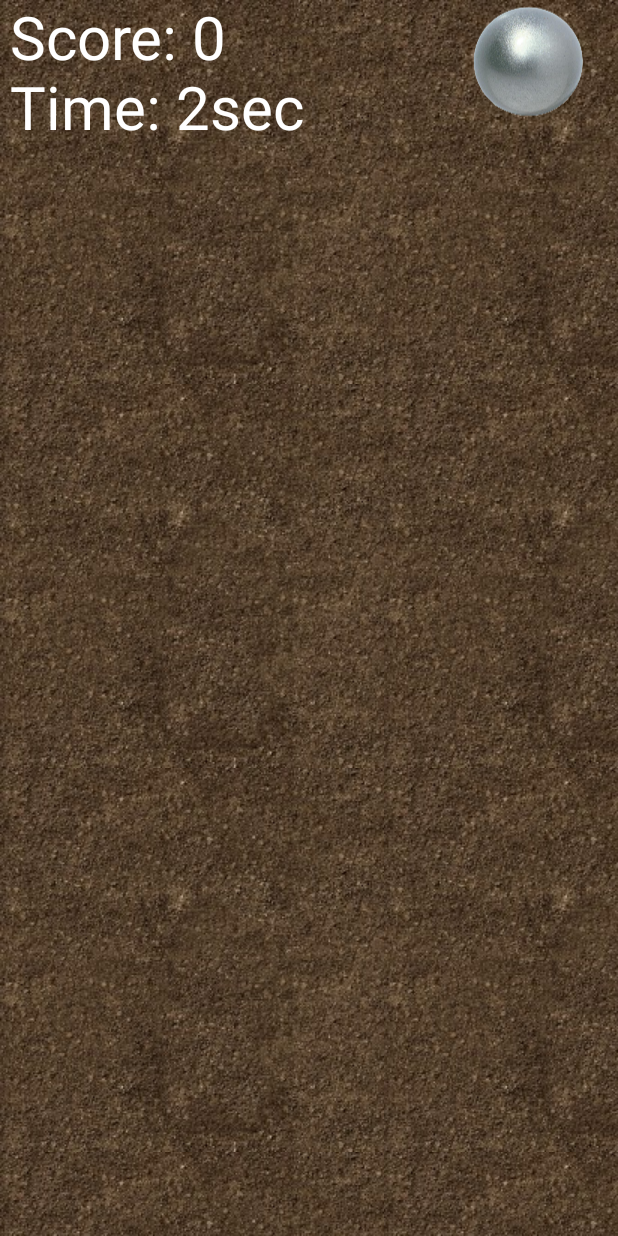
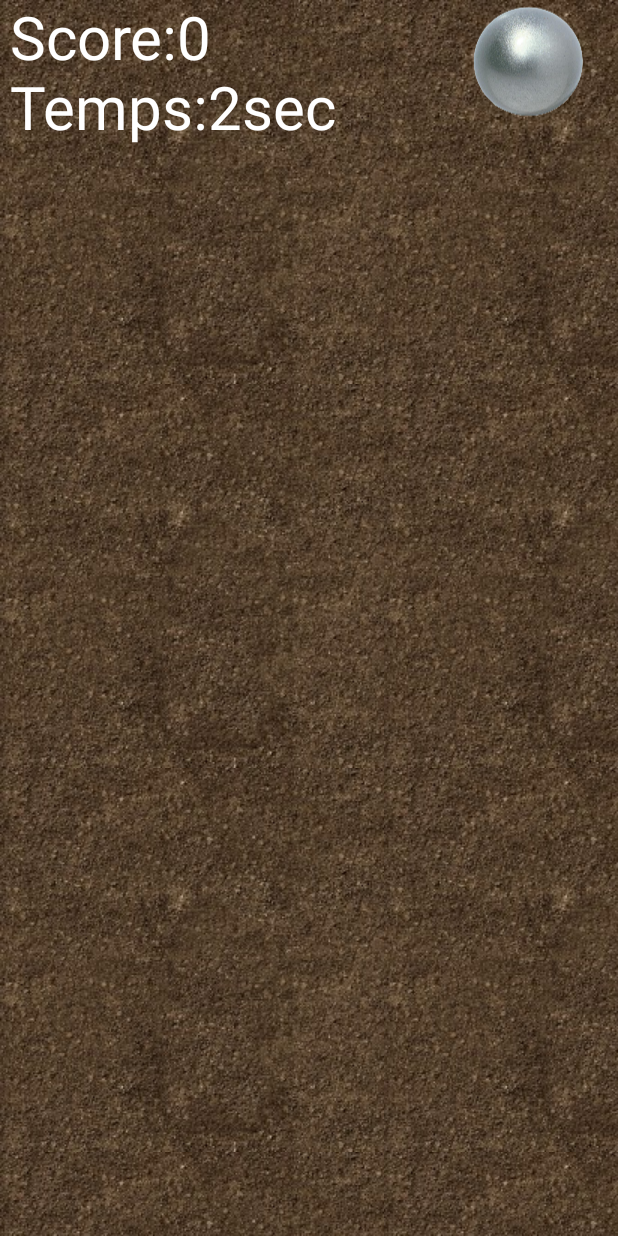
Before and after one commit to Pyozer/TankYou, an Android app: the screen it shows after launch (GameActivity), after a tap on "Jouer", on a phone screen of 412 x 824 dp. Run offline under Robolectric (Android 15) with nearby library versions, the light colour scheme and no system bars; our stand-ins replace Firebase (no records; nobody signed in at launch, a user with empty details on screens opened directly).

Commit message:
Add some comments

```diff
--- a/app/src/main/java/com/pyozer/tankyou/activity/GameActivity.java
+++ b/app/src/main/java/com/pyozer/tankyou/activity/GameActivity.java
@@ -59,17 +59,20 @@ public class GameActivity extends BaseActivity {
 
         prefUserManager = new PrefUserManager(this);
 
+        // Création des paramètres pour le sons
         AudioAttributes attrs = new AudioAttributes.Builder()
                 .setUsage(AudioAttributes.USAGE_GAME)
                 .setContentType(AudioAttributes.CONTENT_TYPE_SONIFICATION)
                 .build();
 
+        // Création de la gestion des sons
         soundPool = new SoundPool.Builder()
                 .setMaxStreams(10)
                 .setAudioAttributes(attrs)
                 .build();
         setVolumeControlStream(AudioManager.STREAM_MUSIC);
 
+        // Définition des sons
         soundIds = new int[3];
         soundIds[0] = soundPool.load(this, R.raw.sf_explosion_01, 1);
         soundIds[1] = soundPool.load(this, R.raw.sf_canon_01, 1);
@@ -105,11 +108,11 @@ public class GameActivity extends BaseActivity {
         View view = LayoutInflater.from(this).inflate(R.layout.end_game_dialog, null);
 
         TextView textScore = view.findViewById(R.id.end_game_score);
-        String scoreDisplay = "SCORE\n" + score;
+        String scoreDisplay = getString(R.string.score) + "\n" + score;
         textScore.setText(scoreDisplay);
 
         TextView textDuration = view.findViewById(R.id.end_game_duration);
-        String durationDisplay = "DURÉE\n" + time + "sec";
+        String durationDisplay = getString(R.string.duree) + "\n" + time + "sec";
         textDuration.setText(durationDisplay);
 
         view.findViewById(R.id.end_game_retry).setOnClickListener(new View.OnClickListener() {
--- a/app/src/main/java/com/pyozer/tankyou/activity/MainActivity.java
+++ b/app/src/main/java/com/pyozer/tankyou/activity/MainActivity.java
@@ -6,14 +6,10 @@ import android.content.Intent;
 import android.os.Bundle;
 import android.support.v7.app.AlertDialog;
 import android.text.TextUtils;
-import android.util.Log;
 import android.view.LayoutInflater;
 import android.view.View;
-import android.webkit.WebSettings;
 import android.webkit.WebView;
-import android.webkit.WebViewClient;
 import android.widget.EditText;
-import android.widget.FrameLayout;
 
 import com.pyozer.tankyou.R;
 import com.pyozer.tankyou.util.PrefUserManager;
@@ -69,6 +65,8 @@ public class MainActivity extends BaseActivity {
             askUsername();
         }
 
+        // Charge le dialog lors de la création de l'activity
+        // Evite ainsi que le Dialog charge quand on en a besoin
         loadRulesDialog();
     }
 
@@ -85,7 +83,7 @@ public class MainActivity extends BaseActivity {
         // Spécifie on dialog notre vue
         builder.setView(viewInflated);
 
-        builder.setPositiveButton("Enregistrer", new DialogInterface.OnClickListener() {
+        builder.setPositiveButton(getString(R.string.save), new DialogInterface.OnClickListener() {
             @Override
             public void onClick(DialogInterface dialog, int which) {}
         });
--- a/app/src/main/java/com/pyozer/tankyou/view/GameView.java
+++ b/app/src/main/java/com/pyozer/tankyou/view/GameView.java
@@ -10,7 +10,6 @@ import android.hardware.SensorEvent;
 import android.hardware.SensorEventListener;
 import android.hardware.SensorManager;
 import android.util.DisplayMetrics;
-import android.util.Log;
 import android.view.MotionEvent;
 import android.view.ViewGroup;
 import android.view.animation.RotateAnimation;
@@ -36,32 +35,41 @@ public class GameView extends FrameLayout implements SensorEventListener {
     private final GameActivity mContext;
     private Sensor mAccelerometer;
 
+    // Valeur mis à jour par l'accéléromètre
     private float mSensorY;
     private float mSensorDegree = -90;
+    // Dimensions de l'écran
     private float mHorizontalMax;
     private float mVerticalMax;
 
+    // Tank et elements du jeu
     private Tank mTank;
     private List<Obstacle> mObstacles;
     private List<Missile> mMissiles;
 
+    // Boolean pour définir des états
     private boolean tankAlreadyOnObstacle = false;
     private boolean alreadyShowEndGame = false;
 
+    // Variables pour le temps
     private long lastTimeObstacle = 0;
     private long lastRocketFired;
     private long startGameTime;
 
+    // Couleurs utilisé pour le canvas
     private Paint paintWhite;
     private Paint paintRed;
 
+    // Score du joueur
     private int score = 0;
+    // Evite de remettre le tank au centre si le onWindowFocus est rappelé
     private boolean alreadyWindowFocus = false;
 
     public GameView(GameActivity context) {
         super(context);
         this.mContext = context;
 
+        // Récupération du sensor accéleromettre
         mAccelerometer = mContext.mSensorManager.getDefaultSensor(Sensor.TYPE_ACCELEROMETER);
 
         // On récupère les données liés à l'écran
@@ -100,6 +108,7 @@ public class GameView extends FrameLayout implements SensorEventListener {
      * Créer un nouvelle obstacle
      */
     private void createNewObstacle() {
+        // Création de l'Obstacle
         Obstacle obstacle = new Obstacle(getContext());
         addView(obstacle, new ViewGroup.LayoutParams(110, 110));
 
@@ -202,11 +211,11 @@ public class GameView extends FrameLayout implements SensorEventListener {
         boolean touchObstacle = moveObstacleAndCheckCollision();
 
         // Affiche le score en haut à gauche de l'écran
-        canvas.drawText("Score: " + score, 10, 60, paintWhite);
+        canvas.drawText(mContext.getString(R.string.game_score) + score, 10, 60, paintWhite);
         // Récupère le temps de jeu actuel
         int gameDuration = Math.round((now - startGameTime) / 1000);
         // Affiche le temps de jeu en dessous du score
-        canvas.drawText("Time: " + gameDuration + "sec", 10, 130, paintWhite);
+        canvas.drawText(mContext.getString(R.string.game_time) + gameDuration + "sec", 10, 130, paintWhite);
 
         // Si le tank touche un obstacle et que l'on a pas déjà afficher le gameover
         if ((tankAlreadyOnObstacle || touchObstacle) && !alreadyShowEndGame) {
@@ -225,6 +234,8 @@ public class GameView extends FrameLayout implements SensorEventListener {
                 lastTimeObstacle = now;
             }
 
+            // Affichage d'un rectangle blanc au dessus du tank
+            // ProgressBar pleine
             canvas.drawRect(
                     mTank.mPosX + 35,
                     mTank.mPosY - 55,
@@ -232,12 +243,12 @@ public class GameView extends FrameLayout implements SensorEventListener {
                     mTank.mPosY - 40,
                     paintWhite);
 
+            // Récupération du temps entre maitenant et le dernier missile tiré
             long deltaTimeRocket = now - lastRocketFired;
-            if(deltaTimeRocket > 1500)
+            if(deltaTimeRocket > 1500) // On fait en sorte que le maximum soit 1500ms
                 deltaTimeRocket = 1500;
 
-            Log.e("TEST", deltaTimeRocket + " / " + ((float) deltaTimeRocket / 1500f) + "");
-
+            // On dessine la barre de chargement du missile en fonction du dernier tir
             canvas.drawRect(
                     mTank.mPosX + 35,
                     mTank.mPosY - 55,
@@ -348,6 +359,7 @@ public class GameView extends FrameLayout implements SensorEventListener {
      * @param newDegree Nouvelle valeur en degré
      */
     public void updateTankOrientation(float oldDegree, float newDegree) {
+        //Création d'une animation pour faire rotate le tank
         RotateAnimation rotateAnimation = new RotateAnimation(
                 oldDegree,
                 newDegree,
@@ -360,7 +372,8 @@ public class GameView extends FrameLayout implements SensorEventListener {
 
     /**
      * Vérifie si le Tank touche un obstacle
-     * Utilisation de l'algorithme
+     * Utilisation d'un algo qui compare un rectangle et un cercle
+     * Prend en compte l'angle du rectangle (soit de notre Tank)
      * @param obstacle Obstacle à vérifier
      * @return boolean - Le tank touche ou pas l'obstacle
      */
@@ -368,7 +381,7 @@ public class GameView extends FrameLayout implements SensorEventListener {
         // Rotate circle's center point back
         float obstacleCenterX = obstacle.mPosX + obstacle.getWidth() / 2;
         float obstacleCenterY = obstacle.mPosY + obstacle.getHeight() / 2;
-
+        // Calcule du centre du tank
         float tankCenterX = mTank.mPosX + mTank.getWidth() / 2;
         float tankCenterY = mTank.mPosY + mTank.getHeight() / 2;
 
@@ -396,6 +409,8 @@ public class GameView extends FrameLayout implements SensorEventListener {
         else
             closestY = unrotatedCircleY;
 
+        // Si la distance entre le rectangle et l'obstacle est inférieur au rayon de laobstacle
+        // c'est qu'il y a collision
         double distance = findDistance(unrotatedCircleX, unrotatedCircleY, closestX, closestY);
         if (distance < obstacle.getWidth() / 2) {
             tankAlreadyOnObstacle = true;
--- a/app/src/main/res/values/strings.xml
+++ b/app/src/main/res/values/strings.xml
@@ -35,4 +35,9 @@
     <string name="ask_username">Votre pseudo</string>
     <string name="choose_username">Saisissez un pseudo…</string>
     <string name="scores_reset">Reset</string>
+    <string name="score">SCORE</string>
+    <string name="duree">DUREE</string>
+    <string name="save">Enregistrer</string>
+    <string name="game_score">Score:</string>
+    <string name="game_time">Temps:</string>
 </resources>
```
Also changed, not shown: app/src/main/java/com/pyozer/tankyou/activity/BaseScoreActivity.java (+8 -2 lines), app/src/main/java/com/pyozer/tankyou/activity/SplashScreenActivity.java (+2 -6 lines).
